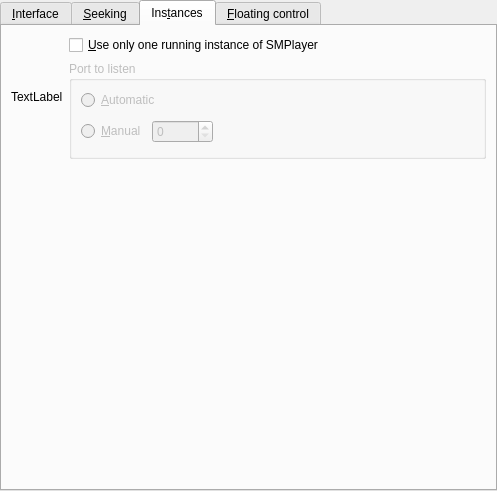
Above: src/prefinterface.ui from wilbert2000/wzplayer before the change. Below: the same form after it.
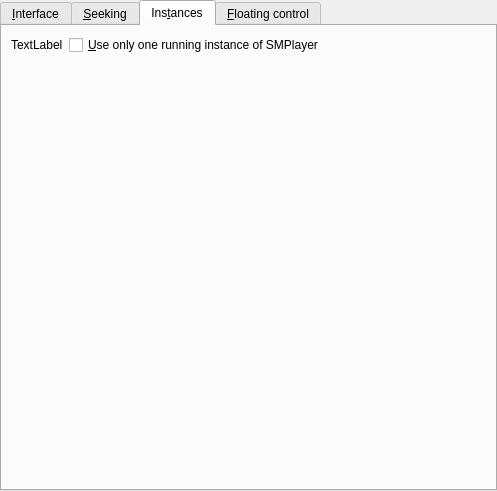
That is the form after the change. The open tabs and pages were chosen to show the change. Custom widgets are drawn as their Qt base class.

What changed in the file:
```diff
--- a/src/prefinterface.ui
+++ b/src/prefinterface.ui
@@ -651,166 +651,44 @@
       <attribute name="title" >
        <string>Ins&amp;tances</string>
       </attribute>
-      <layout class="QVBoxLayout" >
-       <property name="spacing" >
-        <number>6</number>
-       </property>
-       <property name="leftMargin" >
-        <number>9</number>
-       </property>
-       <property name="topMargin" >
-        <number>9</number>
-       </property>
-       <property name="rightMargin" >
-        <number>9</number>
-       </property>
-       <property name="bottomMargin" >
-        <number>9</number>
-       </property>
+      <layout class="QVBoxLayout" name="verticalLayout">
        <item>
-        <layout class="QHBoxLayout" >
-         <property name="spacing" >
-          <number>6</number>
-         </property>
-         <property name="leftMargin" >
-          <number>0</number>
-         </property>
-         <property name="topMargin" >
-          <number>0</number>
-         </property>
-         <property name="rightMargin" >
-          <number>0</number>
-         </property>
-         <property name="bottomMargin" >
-          <number>0</number>
-         </property>
+        <layout class="QHBoxLayout" name="horizontalLayout">
          <item>
-          <widget class="QLabel" name="instances_icon" >
-           <property name="text" >
+          <widget class="QLabel" name="instances_icon">
+           <property name="text">
             <string>TextLabel</string>
            </property>
           </widget>
          </item>
          <item>
-          <layout class="QVBoxLayout" >
-           <property name="spacing" >
-            <number>6</number>
+          <widget class="QCheckBox" name="single_instance_check">
+           <property name="text">
+            <string>&amp;Use only one running instance of SMPlayer</string>
            </property>
-           <property name="leftMargin" >
-            <number>0</number>
+          </widget>
+         </item>
+         <item>
+          <spacer name="horizontalSpacer">
+           <property name="orientation">
+            <enum>Qt::Horizontal</enum>
            </property>
-           <property name="topMargin" >
-            <number>0</number>
+           <property name="sizeHint" stdset="0">
+            <size>
+             <width>40</width>
+             <height>20</height>
+            </size>
            </property>
-           <property name="rightMargin" >
-            <number>0</number>
-           </property>
-           <property name="bottomMargin" >
-            <number>0</number>
-           </property>
-           <item>
-            <widget class="QCheckBox" name="single_instance_check" >
-             <property name="text" >
-              <string>&amp;Use only one running instance of SMPlayer</string>
-             </property>
-            </widget>
-           </item>
-           <item>
-            <widget class="QGroupBox" name="port_groupbox" >
-             <property name="enabled" >
-              <bool>false</bool>
-             </property>
-             <property name="title" >
-              <string>Port to listen</string>
-             </property>
-             <layout class="QVBoxLayout" >
-              <property name="spacing" >
-               <number>6</number>
-              </property>
-              <property name="leftMargin" >
-               <number>9</number>
-              </property>
-              <property name="topMargin" >
-               <number>9</number>
-              </property>
-              <property name="rightMargin" >
-               <number>9</number>
-              </property>
-              <property name="bottomMargin" >
-               <number>9</number>
-              </property>
-              <item>
-               <widget class="QRadioButton" name="automatic_port_button" >
-                <property name="text" >
-                 <string>&amp;Automatic</string>
-                </property>
-               </widget>
-              </item>
-              <item>
-               <layout class="QHBoxLayout" >
-                <property name="spacing" >
-                 <number>6</number>
-                </property>
-                <property name="leftMargin" >
-                 <number>0</number>
-                </property>
-                <property name="topMargin" >
-                 <number>0</number>
-                </property>
-                <property name="rightMargin" >
-                 <number>0</number>
-                </property>
-                <property name="bottomMargin" >
-                 <number>0</number>
-                </property>
-                <item>
-                 <widget class="QRadioButton" name="manual_port_button" >
-                  <property name="text" >
-                   <string>&amp;Manual</string>
-                  </property>
-                 </widget>
-                </item>
-                <item>
-                 <widget class="QSpinBox" name="server_port_spin" >
-                  <property name="enabled" >
-                   <bool>false</bool>
-                  </property>
-                  <property name="maximum" >
-                   <number>65535</number>
-                  </property>
-                 </widget>
-                </item>
-                <item>
-                 <spacer>
-                  <property name="orientation" >
-                   <enum>Qt::Horizontal</enum>
-                  </property>
-                  <property name="sizeType" >
-                   <enum>QSizePolicy::Expanding</enum>
-                  </property>
-                  <property name="sizeHint" >
-                   <size>
-                    <width>270</width>
-                    <height>31</height>
-                   </size>
-                  </property>
-                 </spacer>
-                </item>
-               </layout>
-              </item>
-             </layout>
-            </widget>
-           </item>
-          </layout>
+          </spacer>
          </item>
         </layout>
        </item>
        <item>
         <spacer>
-         <property name="orientation" >
+         <property name="orientation">
           <enum>Qt::Vertical</enum>
          </property>
-         <property name="sizeHint" >
+         <property name="sizeHint" stdset="0">
           <size>
            <width>20</width>
            <height>40</height>
```
Left out of the diff: 558 changed lines with no effect on the pictures.
